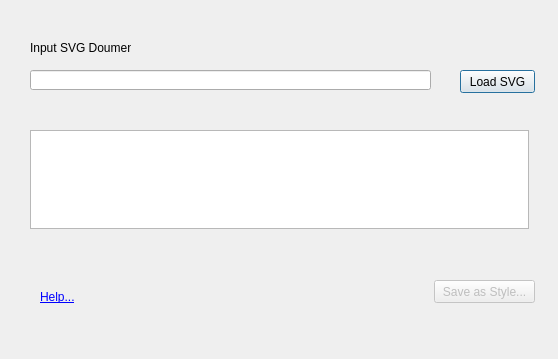
Qt form ui_svg2color.ui (MSBilgin/SVG2ColoR) before a commit.
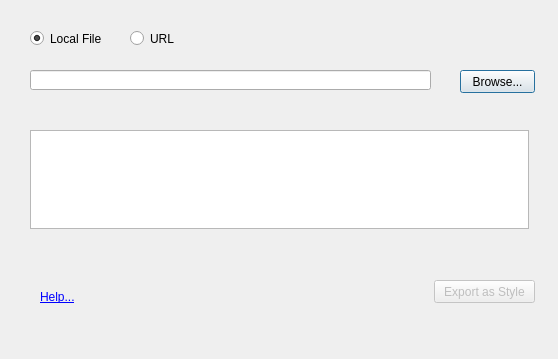
The same form after that commit.

The edit to the form file:
```diff
--- a/ui_svg2color.ui
+++ b/ui_svg2color.ui
@@ -13,19 +13,6 @@
   <property name="windowTitle">
    <string>SVG2ColoR</string>
   </property>
-  <widget class="QLabel" name="label">
-   <property name="geometry">
-    <rect>
-     <x>30</x>
-     <y>40</y>
-     <width>101</width>
-     <height>16</height>
-    </rect>
-   </property>
-   <property name="text">
-    <string>Input SVG Doument</string>
-   </property>
-  </widget>
   <widget class="QLineEdit" name="lineEdit">
    <property name="geometry">
     <rect>
@@ -49,7 +36,7 @@
     </rect>
    </property>
    <property name="text">
-    <string>Load SVG</string>
+    <string>Browse...</string>
    </property>
   </widget>
   <widget class="QPushButton" name="pushButton_2">
@@ -65,7 +52,7 @@
     </rect>
    </property>
    <property name="text">
-    <string>Save as Style...</string>
+    <string>Export as Style</string>
    </property>
   </widget>
   <widget class="QLabel" name="label_2">
@@ -106,6 +93,35 @@
     <enum>Qt::ScrollBarAlwaysOff</enum>
    </property>
   </widget>
+  <widget class="QRadioButton" name="radioButton">
+   <property name="geometry">
+    <rect>
+     <x>30</x>
+     <y>30</y>
+     <width>82</width>
+     <height>17</height>
+    </rect>
+   </property>
+   <property name="text">
+    <string>Local File</string>
+   </property>
+   <property name="checked">
+    <bool>true</bool>
+   </property>
+  </widget>
+  <widget class="QRadioButton" name="radioButton_2">
+   <property name="geometry">
+    <rect>
+     <x>130</x>
+     <y>30</y>
+     <width>82</width>
+     <height>17</height>
+    </rect>
+   </property>
+   <property name="text">
+    <string>URL</string>
+   </property>
+  </widget>
  </widget>
  <resources/>
  <connections/>
```
Left out of the diff: 2 changed lines with no effect on the pictures.
